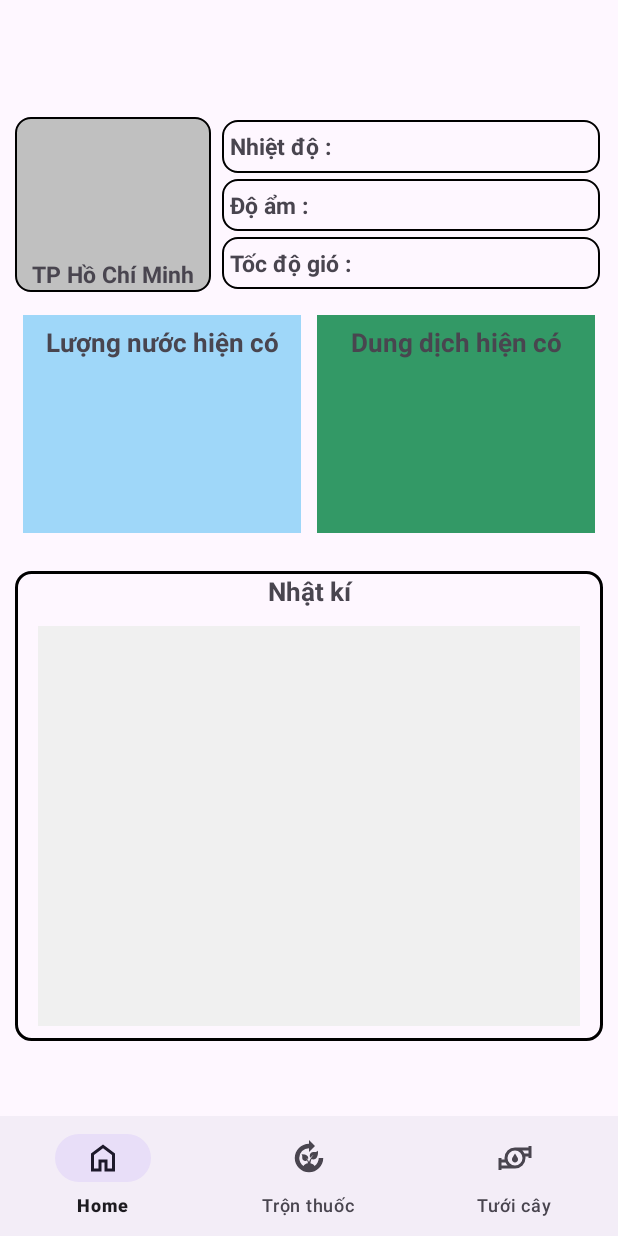
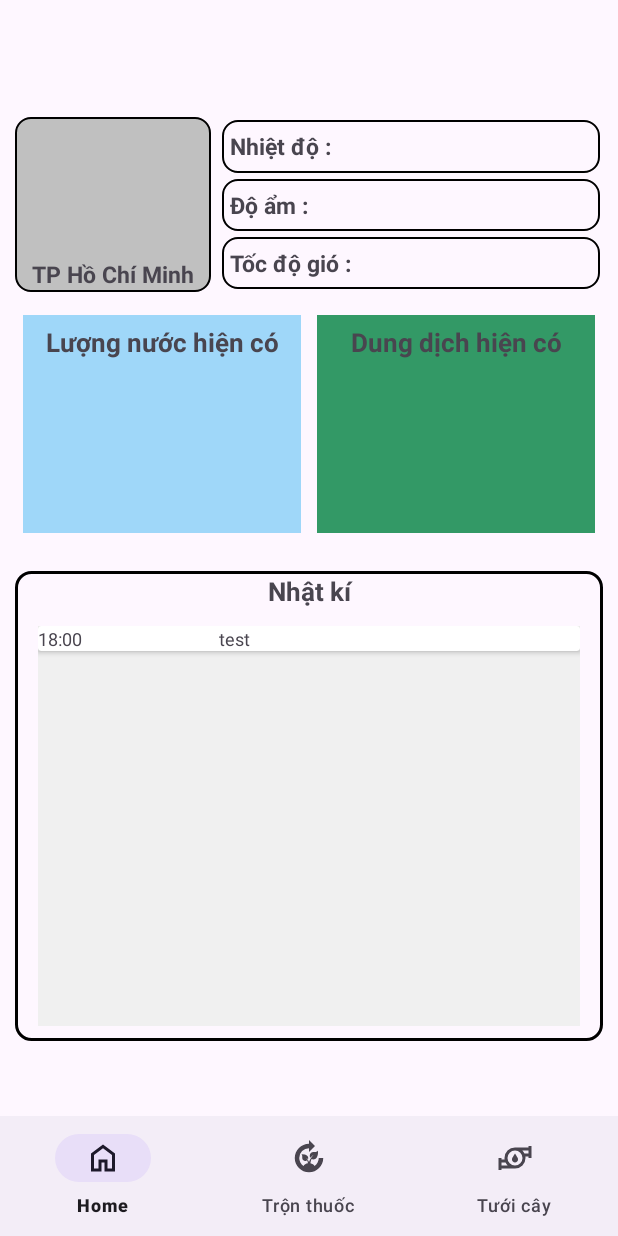
Before and after one commit to tuannguyen2208nat/IOT_Project, an Android app: the screen it shows after launch (MainActivity), on a phone screen of 412 x 824 dp. Run offline under Robolectric (Android 15) with nearby library versions, the phone set to English and light mode, and no system bars; our stand-ins replace Picasso, Volley; network calls fail; pictures from the network do not load.

Commit message:
fifth commit

```diff
--- a/app/src/main/java/com/example/iot_project/MainActivity.java
+++ b/app/src/main/java/com/example/iot_project/MainActivity.java
@@ -14,10 +14,7 @@ import com.example.iot_project.fragment.MixFragment;
 import com.example.iot_project.fragment.WaterFragment;
 
 public class MainActivity extends AppCompatActivity {
-    String scheduler = "";
-    String area = "";
     ActivityMainBinding binding;
-
     @Override
     protected void onCreate(Bundle savedInstanceState) {
         super.onCreate(savedInstanceState);
--- /dev/null
+++ b/app/src/main/java/com/example/iot_project/adapter/RecycleViewAdapter.java
@@ -0,0 +1,59 @@
+package com.example.iot_project.adapter;
+
+import android.view.LayoutInflater;
+import android.view.View;
+import android.view.ViewGroup;
+import android.widget.TextView;
+import androidx.annotation.NonNull;
+import androidx.recyclerview.widget.RecyclerView;
+import com.example.iot_project.R;
+import com.example.iot_project.model.Item;
+import java.util.ArrayList;
+import java.util.List;
+
+public class RecycleViewAdapter extends RecyclerView.Adapter<RecycleViewAdapter.HomeViewHolder> {
+
+    private List<Item> list;
+
+    public RecycleViewAdapter() {
+        this.list = new ArrayList<>();
+    }
+
+    public void setList(List<Item> list) {
+        this.list.clear();
+        this.list.addAll(list);
+    }
+
+    public Item getItem(int position) {
+        return list.get(position);
+    }
+
+    @NonNull
+    @Override
+    public HomeViewHolder onCreateViewHolder(@NonNull ViewGroup parent, int viewType) {
+        View view = LayoutInflater.from(parent.getContext()).inflate(R.layout.item, parent, false);
+        return new HomeViewHolder(view);
+    }
+
+    @Override
+    public void onBindViewHolder(@NonNull HomeViewHolder holder, int position) {
+        Item item = list.get(position);
+        holder.time.setText(item.getTime());
+        holder.detail.setText(item.getDetail());
+    }
+
+    @Override
+    public int getItemCount() {
+        return list.size();
+    }
+
+    public static class HomeViewHolder extends RecyclerView.ViewHolder {
+        private TextView time, detail;
+
+        public HomeViewHolder(@NonNull View view) {
+            super(view);
+            time = view.findViewById(R.id.tv_time);
+            detail = view.findViewById(R.id.tv_detail);
+        }
+    }
+}
--- a/app/src/main/java/com/example/iot_project/database/MongoDBManager.java
+++ b/app/src/main/java/com/example/iot_project/database/MongoDBManager.java
@@ -6,24 +6,24 @@ import com.mongodb.client.MongoDatabase;
 import org.bson.Document;
 
 public class MongoDBManager {
-    private MongoClient mongoClient;
-    private MongoDatabase database;
-    private MongoCollection<Document> collection;
-
-    public MongoDBManager() {
-        mongoClient = MongoClients.create("mongodb+srv://iot123:123@cluster0.exklche.mongodb.net/");
-        database = mongoClient.getDatabase("mydb"); // Thay đổi tên database tại đây
-        collection = database.getCollection("names"); // Thay đổi tên collection tại đây
-    }
-
-    public void closeConnection() {
-        mongoClient.close();
-    }
-
-    public void insertName(Name name) {
-        Document document = new Document("name", name.getName());
-        collection.insertOne(document);
-    }
-
-    // Các phương thức khác như findNames, updateName, deleteName cũng có thể được thêm vào
+//    private MongoClient mongoClient;
+//    private MongoDatabase database;
+//    private MongoCollection<Document> collection;
+//
+//    public MongoDBManager() {
+//        mongoClient = MongoClients.create("mongodb+srv://iot123:123@cluster0.exklche.mongodb.net/");
+//        database = mongoClient.getDatabase("mydb"); // Thay đổi tên database tại đây
+//        collection = database.getCollection("names"); // Thay đổi tên collection tại đây
+//    }
+//
+//    public void closeConnection() {
+//        mongoClient.close();
+//    }
+//
+//    public void insertName(Name name) {
+//        Document document = new Document("name", name.getName());
+//        collection.insertOne(document);
+//    }
+//
+//    // Các phương thức khác như findNames, updateName, deleteName cũng có thể được thêm vào
 }
--- a/app/src/main/java/com/example/iot_project/database/Name.java
+++ /dev/null
@@ -1,28 +0,0 @@
-package com.example.iot_project.database;
-
-import org.bson.types.ObjectId;
-
-public class Name {
-    private ObjectId id;
-    private String name;
-
-    public Name(String name) {
-        this.name = name;
-    }
-
-    public ObjectId getId() {
-        return id;
-    }
-
-    public void setId(ObjectId id) {
-        this.id = id;
-    }
-
-    public String getName() {
-        return name;
-    }
-
-    public void setName(String name) {
-        this.name = name;
-    }
-}
--- /dev/null
+++ b/app/src/main/java/com/example/iot_project/database/SQLiteHelper.java
@@ -0,0 +1,71 @@
+package com.example.iot_project.database;
+
+import android.content.ContentValues;
+import android.content.Context;
+import android.database.Cursor;
+import android.database.sqlite.SQLiteDatabase;
+import android.database.sqlite.SQLiteOpenHelper;
+import android.util.Log;
+
+import androidx.annotation.Nullable;
+
+import com.example.iot_project.model.Item;
+
+import java.util.ArrayList;
+import java.util.List;
+
+public class SQLiteHelper extends SQLiteOpenHelper {
+
+    private static final String DATABASE_NAME = "database.db";
+    private static final int DATABASE_VERSION = 1;
+
+    public SQLiteHelper(@Nullable Context context) {
+        super(context, DATABASE_NAME, null, DATABASE_VERSION);
+    }
+
+    @Override
+    public void onCreate(SQLiteDatabase db) {
+        String sqlCreateDB = "CREATE TABLE items(" +
+                "id INTEGER PRIMARY KEY AUTOINCREMENT," +
+                "time TEXT," +
+                "detail TEXT)";
+        db.execSQL(sqlCreateDB);
+    }
+
+    @Override
+    public void onUpgrade(SQLiteDatabase db, int oldVersion, int newVersion) {
+        // Handle database upgrade if necessary
+    }
+
+    public List<Item> getAll() {
+        List<Item> list = new ArrayList<>();
+        SQLiteDatabase db = getReadableDatabase();
+        Cursor rs = null;
+        try {
+            String order = "id DESC"; // Order by id in descending order
+            rs = db.query("items", null, null, null, null, null, order);
+            while (rs != null && rs.moveToNext()) {
+                int id = rs.getInt(0);
+                String time = rs.getString(1);
+                String detail = rs.getString(2);
+                Item item = new Item(id, time, detail);
+                list.add(item);
+            }
+        } catch (Exception e) {
+            Log.e("SQLiteHelper", "Error reading from database", e);
+        } finally {
+            if (rs != null) {
+                rs.close();
+            }
+        }
+        return list;
+    }
+
+    public long addItem(Item i) {
+        ContentValues values = new ContentValues();
+        values.put("time", i.getTime());
+        values.put("detail", i.getDetail());
+        SQLiteDatabase db = getWritableDatabase();
+        return db.insert("items", null, values);
+    }
+}
--- a/app/src/main/java/com/example/iot_project/fragment/HomeFragment.java
+++ b/app/src/main/java/com/example/iot_project/fragment/HomeFragment.java
@@ -2,9 +2,9 @@ package com.example.iot_project.fragment;
 
 import android.annotation.SuppressLint;
 import android.os.Bundle;
-
+import androidx.annotation.NonNull;
+import androidx.annotation.Nullable;
 import androidx.fragment.app.Fragment;
-
 import android.util.Log;
 import android.view.LayoutInflater;
 import android.view.View;
@@ -12,56 +12,35 @@ import android.view.ViewGroup;
 import android.widget.ImageView;
 import android.widget.TextView;
 import android.widget.Toast;
-
 import com.android.volley.Request;
 import com.android.volley.RequestQueue;
 import com.android.volley.toolbox.JsonObjectRequest;
 import com.android.volley.toolbox.Volley;
 import com.example.iot_project.R;
+import com.example.iot_project.adapter.RecycleViewAdapter;
+import com.example.iot_project.database.SQLiteHelper;
+import com.example.iot_project.model.Item;
 import com.squareup.picasso.Picasso;
-
 import org.json.JSONArray;
 import org.json.JSONException;
 import org.json.JSONObject;
-
 import java.text.SimpleDateFormat;
 import java.util.Date;
+import java.util.List;
+import androidx.recyclerview.widget.LinearLayoutManager;
+import androidx.recyclerview.widget.RecyclerView;
 
 public class HomeFragment extends Fragment {
 
-    private static final String ARG_PARAM1 = "param1";
-    private static final String ARG_PARAM2 = "param2";
     private static final String API_KEY = "37294f583d2e566162db243302715283";
-    private String mParam1;
-    private String mParam2;
-    private View view;
-
-    public HomeFragment() {
-        // Required empty public constructor
-    }
-
-    public static HomeFragment newInstance(String param1, String param2) {
-        HomeFragment fragment = new HomeFragment();
-        Bundle args = new Bundle();
-        args.putString(ARG_PARAM1, param1);
-        args.putString(ARG_PARAM2, param2);
-        fragment.setArguments(args);
-        return fragment;
-    }
-
-    @Override
-    public void onCreate(Bundle savedInstanceState) {
-        super.onCreate(savedInstanceState);
-        if (getArguments() != null) {
-            mParam1 = getArguments().getString(ARG_PARAM1);
-            mParam2 = getArguments().getString(ARG_PARAM2);
-        }
-    }
+    private RecycleViewAdapter adapter;
+    private RecyclerView recyclerView;
+    private SQLiteHelper db;
 
     @Override
     public View onCreateView(LayoutInflater inflater, ViewGroup container,
                              Bundle savedInstanceState) {
-        view = inflater.inflate(R.layout.fragment_home, container, false);
+        View view = inflater.inflate(R.layout.fragment_home, container, false);
         ImageView imgWeatherIcon = view.findViewById(R.id.imgWeatherIcon);
         TextView txtTemp = view.findViewById(R.id.txtTemp);
         TextView txtHumidity = view.findViewById(R.id.txtHumidity);
@@ -115,4 +94,39 @@ public class HomeFragment extends Fragment {
         );
         requestQueue.add(jsonObjectRequest);
     }
+
+    @Override
+    public void onViewCreated(@NonNull View view, @Nullable Bundle savedInstanceState) {
+        super.onViewCreated(view, savedInstanceState);
+        recyclerView = view.findViewById(R.id.recyclerView);
+        adapter = new RecycleViewAdapter();
+        db = new SQLiteHelper(getContext());
+
+        LinearLayoutManager manager = new LinearLayoutManager(getContext(), RecyclerView.VERTICAL, false);
+        recyclerView.setLayoutManager(manager);
+        recyclerView.setAdapter(adapter);
+        addItemAndReload("18:00", "test");
+    }
+
+    private void addItemAndReload(String time, String detail) {
+        Item item = new Item(time, detail);
+        long id = db.addItem(item);
+        if (id != -1) {
+            loadData();
+        } else {
+            Log.e("HomeFragment", "Failed to insert item");
+        }
+    }
+
+    private void loadData() {
+        List<Item> list = db.getAll();
+        adapter.setList(list);
+        adapter.notifyDataSetChanged();
+    }
+
+    @Override
+    public void onResume() {
+        super.onResume();
+        loadData();
+    }
 }
--- a/app/src/main/java/com/example/iot_project/fragment/MixFragment.java
+++ b/app/src/main/java/com/example/iot_project/fragment/MixFragment.java
@@ -18,13 +18,11 @@ public class MixFragment extends Fragment {
 
     private Button btn_mix1, btn_mix2, btn_mix3;
     private ImageButton imgbtn_mix1, imgbtn_mix2, imgbtn_mix3;
-    private TextView tempTextView;
 
     @Override
     public View onCreateView(LayoutInflater inflater, ViewGroup container, Bundle savedInstanceState) {
         View view = inflater.inflate(R.layout.fragment_mix, container, false);
 
-        tempTextView = view.findViewById(R.id.txtTemp);
         btn_mix1 = view.findViewById(R.id.btn_mix_1);
         btn_mix2 = view.findViewById(R.id.btn_mix_2);
         btn_mix3 = view.findViewById(R.id.btn_mix_3);
--- /dev/null
+++ b/app/src/main/java/com/example/iot_project/model/Item.java
@@ -0,0 +1,33 @@
+package com.example.iot_project.model;
+
+import java.io.Serializable;
+
+public class Item implements Serializable {
+    private int id;
+    private final String time;
+    private final String detail;
+
+
+    public Item(int id, String time, String detail) {
+        this.id = id;
+        this.time = time;
+        this.detail = detail;
+    }
+
+    public Item(String time, String detail) {
+        this.time = time;
+        this.detail = detail;
+    }
+
+    public int getId() {
+        return id;
+    }
+
+    public String getDetail() {
+        return detail;
+    }
+
+    public String getTime() {
+        return time;
+    }
+}
--- a/app/src/main/res/layout/fragment_home.xml
+++ b/app/src/main/res/layout/fragment_home.xml
@@ -244,13 +244,14 @@
             android:layout_height="match_parent"
             android:layout_weight="1"
             android:paddingHorizontal="5sp">
-            <TextView
-                android:id="@+id/logTextView"
+            <androidx.recyclerview.widget.RecyclerView
+                android:id="@+id/recyclerView"
                 android:layout_width="match_parent"
                 android:layout_height="match_parent"
-                android:textSize="10sp"
+                android:textSize="5sp"
                 android:background="#f0f0f0"
-                android:layout_margin="10dp"/>
+                android:layout_margin="10dp"
+                tools:ignore="SmallSp" />
 
         </LinearLayout>
 
--- /dev/null
+++ b/app/src/main/res/layout/item.xml
@@ -0,0 +1,26 @@
+<?xml version="1.0" encoding="utf-8"?>
+<androidx.cardview.widget.CardView xmlns:android="http://schemas.android.com/apk/res/android"
+    android:layout_width="match_parent"
+    android:layout_height="wrap_content">
+
+    <LinearLayout
+        android:layout_width="match_parent"
+        android:layout_height="match_parent"
+        android:orientation="horizontal">
+        <TextView
+            android:id="@+id/tv_time"
+            android:layout_width="match_parent"
+            android:layout_height="match_parent"
+            android:layout_weight="2"
+            android:textSize="12sp"/>
+        <TextView
+            android:id="@+id/tv_detail"
+            android:layout_width="match_parent"
+            android:layout_height="match_parent"
+            android:layout_weight="1"
+            android:textSize="12sp"/>
+
+    </LinearLayout>
+
+
+</androidx.cardview.widget.CardView>
```
Also changed, not shown: app/src/main/AndroidManifest.xml (+14 -10 lines).
